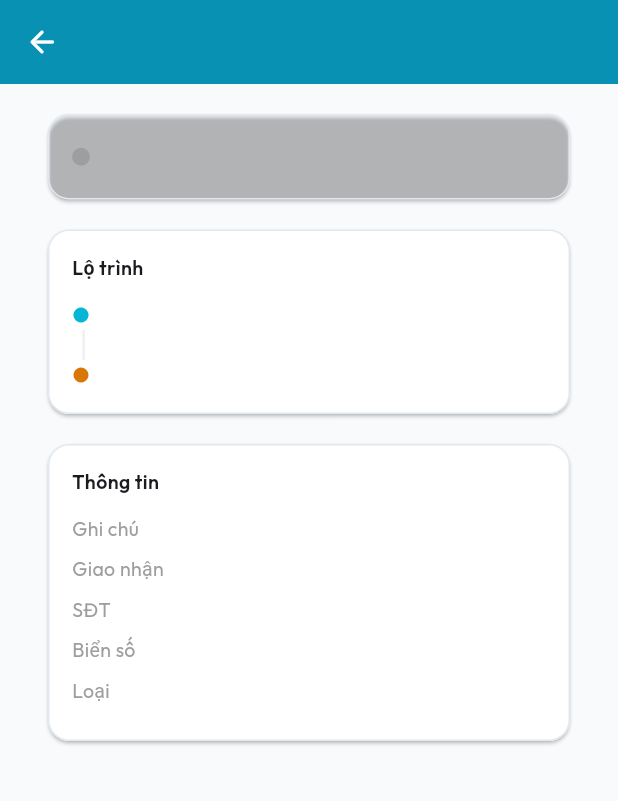
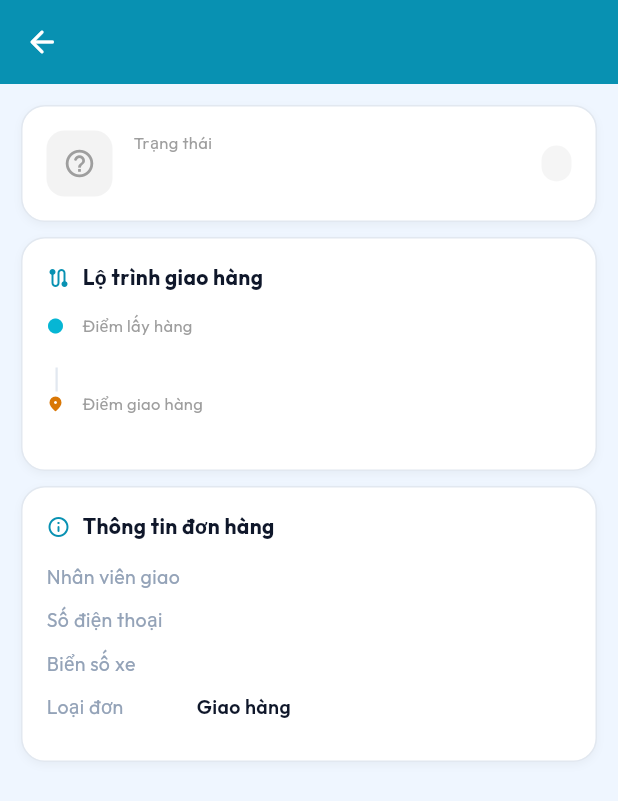
Before and after one commit to ikalabcas-netizen/adc-delivery-system, a Flutter app: the OrderDetailScreen screen opened directly with empty values, on a phone screen of 412 x 824 dp. Shown: the top 801 px of the screen. Run offline on Flutter 3.47's test engine with Material 3 defaults, Android fonts, the phone set to English and light mode, and no system bars; our stand-ins replace flutter_image_compress, flutter_riverpod, geolocator, go_router, google_fonts, google_sign_in and 2 more; accounts and stored records are empty.

Commit message:
feat: restyle mobile cards to Voucher-card design + OrderDetail light theme Vietnamese - _AvailableCard: 44px amber icon box, rounded 16, Cyan button - _AssignedCard: 44px cyan icon box, rounded 16, consistent border - _TripCard: flat icon box, rounded 16, border E2E8F0 - OrderDetailScreen: light bg EFF6FF, Voucher-card containers, full Vietnamese labels

```diff
--- a/apps/mobile_app/lib/features/orders/order_detail_screen.dart
+++ b/apps/mobile_app/lib/features/orders/order_detail_screen.dart
@@ -1,9 +1,10 @@
 import 'package:flutter/material.dart';
 import 'package:supabase_flutter/supabase_flutter.dart';
 import 'package:go_router/go_router.dart';
+import 'package:google_fonts/google_fonts.dart';
 import '../../core/theme.dart';
 
-/// Order detail — full info + action buttons (start delivery, confirm, reject)
+/// Chi tiết đơn hàng — giao diện sáng, tiếng Việt đầy đủ
 class OrderDetailScreen extends StatefulWidget {
   final String orderId;
   const OrderDetailScreen({super.key, required this.orderId});
@@ -66,29 +67,20 @@ class _OrderDetailScreenState extends State<OrderDetailScreen> {
     setState(() => _acting = true);
     try {
       final updates = <String, dynamic>{'status': newStatus};
-
-      // If rejecting or failed → unassign and return to pending
       if (newStatus == 'pending') {
         updates['assigned_to'] = null;
         if (reason != null) updates['rejection_note'] = reason;
       }
-
-      await _supabase
-          .from('orders')
-          .update(updates)
-          .eq('id', widget.orderId);
-
+      await _supabase.from('orders').update(updates).eq('id', widget.orderId);
       if (mounted) {
         ScaffoldMessenger.of(context).showSnackBar(
-          SnackBar(content: Text('✓ Cập nhật thành công')),
+          const SnackBar(content: Text('✓ Cập nhật thành công'), backgroundColor: Color(0xFF059669)),
         );
       }
       _fetch();
     } catch (e) {
       if (mounted) {
-        ScaffoldMessenger.of(context).showSnackBar(
-          SnackBar(content: Text('Lỗi: $e')),
-        );
+        ScaffoldMessenger.of(context).showSnackBar(SnackBar(content: Text('Lỗi: $e')));
       }
     } finally {
       if (mounted) setState(() => _acting = false);
@@ -100,26 +92,32 @@ class _OrderDetailScreenState extends State<OrderDetailScreen> {
     final reason = await showDialog<String>(
       context: context,
       builder: (ctx) => AlertDialog(
-        title: Text(action == 'reject' ? 'Lý do từ chối' : 'Lý do không thành công'),
+        backgroundColor: Colors.white,
+        shape: RoundedRectangleBorder(borderRadius: BorderRadius.circular(16)),
+        title: Text(
+          action == 'reject' ? 'Lý do từ chối' : 'Lý do không thành công',
+          style: GoogleFonts.outfit(fontWeight: FontWeight.w700, fontSize: 16, color: const Color(0xFF0F172A)),
+        ),
         content: TextField(
           controller: controller,
-          decoration: const InputDecoration(
+          decoration: InputDecoration(
             hintText: 'Nhập lý do...',
+            hintStyle: const TextStyle(color: Color(0xFF94A3B8)),
+            border: OutlineInputBorder(borderRadius: BorderRadius.circular(10)),
+            focusedBorder: OutlineInputBorder(
+              borderRadius: BorderRadius.circular(10),
+              borderSide: const BorderSide(color: Color(0xFF06B6D4), width: 2),
+            ),
           ),
           maxLines: 3,
           autofocus: true,
         ),
         actions: [
-          TextButton(
-            onPressed: () => Navigator.pop(ctx),
-            child: const Text('Huỷ'),
-          ),
+          TextButton(onPressed: () => Navigator.pop(ctx), child: const Text('Huỷ')),
           FilledButton(
             onPressed: () {
               if (controller.text.trim().isEmpty) {
-                ScaffoldMessenger.of(ctx).showSnackBar(
-                  const SnackBar(content: Text('Vui lòng nhập lý do')),
-                );
+                ScaffoldMessenger.of(ctx).showSnackBar(const SnackBar(content: Text('Vui lòng nhập lý do')));
                 return;
               }
               Navigator.pop(ctx, controller.text.trim());
@@ -129,7 +127,6 @@ class _OrderDetailScreenState extends State<OrderDetailScreen> {
         ],
       ),
     );
-
     if (reason != null && reason.isNotEmpty) {
       _updateStatus('pending', reason: reason);
     }
@@ -137,11 +134,11 @@ class _OrderDetailScreenState extends State<OrderDetailScreen> {
 
   @override
   Widget build(BuildContext context) {
-    final cs = Theme.of(context).colorScheme;
-
     return Scaffold(
+      backgroundColor: const Color(0xFFEFF6FF),
       appBar: AppBar(
-        title: Text(_order?['code']?.toString() ?? 'Chi tiết đơn'),
+        title: Text(_order?['code']?.toString() ?? 'Chi tiết đơn',
+            style: GoogleFonts.outfit(fontWeight: FontWeight.w700)),
         leading: IconButton(
           icon: const Icon(Icons.arrow_back_rounded),
           onPressed: () => context.go('/orders'),
@@ -154,250 +151,221 @@ class _OrderDetailScreenState extends State<OrderDetailScreen> {
               : RefreshIndicator(
                   onRefresh: _fetch,
                   child: ListView(
-                    padding: const EdgeInsets.all(16),
+                    padding: const EdgeInsets.all(14),
                     children: [
-                      _buildStatusCard(cs),
-                      const SizedBox(height: 12),
-                      _buildRouteCard(cs),
-                      const SizedBox(height: 12),
-                      _buildInfoCard(cs),
-                      const SizedBox(height: 12),
-                      _buildActions(cs),
+                      _buildStatusCard(),
+                      const SizedBox(height: 10),
+                      _buildRouteCard(),
+                      const SizedBox(height: 10),
+                      _buildInfoCard(),
+                      const SizedBox(height: 10),
+                      _buildActions(),
+                      if (_events.isNotEmpty) ...[
+                        const SizedBox(height: 10),
+                        _buildTimeline(),
+                      ],
                       const SizedBox(height: 20),
-                      _buildTimeline(cs),
                     ],
                   ),
                 ),
     );
   }
 
-  Widget _buildStatusCard(ColorScheme cs) {
+  // ─── Card container (Voucher style) ─────────────────────
+  Widget _card({required Widget child}) => Container(
+    decoration: BoxDecoration(
+      color: Colors.white,
+      borderRadius: BorderRadius.circular(16),
+      border: Border.all(color: const Color(0xFFE2E8F0)),
+      boxShadow: [BoxShadow(color: Colors.black.withValues(alpha: 0.04), blurRadius: 4, offset: const Offset(0, 2))],
+    ),
+    padding: const EdgeInsets.all(16),
+    child: child,
+  );
+
+  Widget _buildStatusCard() {
     final status = _order!['status'] as String? ?? 'pending';
     final color = AppTheme.statusColors[status] ?? Colors.grey;
     final label = AppTheme.statusLabels[status] ?? status;
 
-    return Card(
-      color: color.withValues(alpha: 0.08),
-      child: Padding(
-        padding: const EdgeInsets.all(16),
-        child: Row(
-          children: [
+    return _card(
+      child: Row(children: [
         Container(
-              width: 12,
-              height: 12,
+          width: 44, height: 44,
           decoration: BoxDecoration(
-                color: color,
-                shape: BoxShape.circle,
+            color: color.withValues(alpha: 0.12),
+            borderRadius: BorderRadius.circular(12),
           ),
+          child: Icon(_statusIcon(status), size: 22, color: color),
         ),
-            const SizedBox(width: 12),
-            Text(
-              label,
-              style: TextStyle(
-                fontSize: 18,
-                fontWeight: FontWeight.w700,
-                color: color,
+        const SizedBox(width: 14),
+        Column(crossAxisAlignment: CrossAxisAlignment.start, children: [
+          Text('Trạng thái', style: TextStyle(fontSize: 11, color: Colors.grey[500])),
+          const SizedBox(height: 2),
+          Text(label, style: GoogleFonts.outfit(fontSize: 17, fontWeight: FontWeight.w700, color: color)),
+        ]),
+        const Spacer(),
+        Container(
+          padding: const EdgeInsets.symmetric(horizontal: 10, vertical: 4),
+          decoration: BoxDecoration(color: color.withValues(alpha: 0.1), borderRadius: BorderRadius.circular(20)),
+          child: Text(label, style: TextStyle(fontSize: 11, fontWeight: FontWeight.w700, color: color)),
         ),
-            ),
-          ],
-        ),
-      ),
+      ]),
     );
   }
 
-  Widget _buildRouteCard(ColorScheme cs) {
+  IconData _statusIcon(String status) {
+    switch (status) {
+      case 'pending':    return Icons.hourglass_empty_rounded;
+      case 'assigned':   return Icons.person_pin_rounded;
+      case 'staging':    return Icons.inventory_2_outlined;
+      case 'in_transit': return Icons.local_shipping_rounded;
+      case 'delivered':  return Icons.check_circle_rounded;
+      case 'failed':     return Icons.cancel_rounded;
+      case 'cancelled':  return Icons.block_rounded;
+      default:           return Icons.help_outline_rounded;
+    }
+  }
+
+  Widget _buildRouteCard() {
     final pickup = _order!['pickup_location'] as Map<String, dynamic>?;
     final delivery = _order!['delivery_location'] as Map<String, dynamic>?;
 
-    return Card(
-      child: Padding(
-        padding: const EdgeInsets.all(16),
-        child: Column(
-          crossAxisAlignment: CrossAxisAlignment.start,
-          children: [
-            const Text('Lộ trình',
-                style: TextStyle(fontSize: 13, fontWeight: FontWeight.w600)),
-            const SizedBox(height: 12),
-            _locationRow(
-              Icons.circle, const Color(0xFF06B6D4),
-              pickup?['name'] ?? '—',
-              pickup?['address'] ?? '',
+    return _card(
+      child: Column(crossAxisAlignment: CrossAxisAlignment.start, children: [
+        Row(children: [
+          const Icon(Icons.route_rounded, size: 16, color: Color(0xFF0891B2)),
+          const SizedBox(width: 8),
+          Text('Lộ trình giao hàng', style: GoogleFonts.outfit(fontSize: 14, fontWeight: FontWeight.w700, color: const Color(0xFF0F172A))),
+        ]),
+        const SizedBox(height: 14),
+        _locationRow(Icons.circle, const Color(0xFF06B6D4), 'Điểm lấy hàng',
+            pickup?['name'] ?? '—', pickup?['address'] ?? ''),
+        Padding(
+          padding: const EdgeInsets.only(left: 6),
+          child: Container(width: 1.5, height: 16, color: const Color(0xFFE2E8F0)),
         ),
-            Container(
-              width: 1.5, height: 20,
-              margin: const EdgeInsets.only(left: 7),
-              color: Colors.grey[200],
-            ),
-            _locationRow(
-              Icons.circle, const Color(0xFFD97706),
-              delivery?['name'] ?? '—',
-              delivery?['address'] ?? '',
-            ),
-          ],
-        ),
-      ),
+        _locationRow(Icons.location_on_rounded, const Color(0xFFD97706), 'Điểm giao hàng',
+            delivery?['name'] ?? '—', delivery?['address'] ?? ''),
+      ]),
     );
   }
 
-  Widget _locationRow(IconData icon, Color color, String name, String address) {
-    return Row(
-      crossAxisAlignment: CrossAxisAlignment.start,
-      children: [
+  Widget _locationRow(IconData icon, Color color, String label, String name, String address) {
+    return Row(crossAxisAlignment: CrossAxisAlignment.start, children: [
       Padding(
-          padding: const EdgeInsets.only(top: 4),
+        padding: const EdgeInsets.only(top: 2),
         child: Icon(icon, size: 12, color: color),
       ),
       const SizedBox(width: 12),
-        Expanded(
-          child: Column(
-            crossAxisAlignment: CrossAxisAlignment.start,
-            children: [
-              Text(name,
-                  style: const TextStyle(fontSize: 14, fontWeight: FontWeight.w600)),
+      Expanded(child: Column(crossAxisAlignment: CrossAxisAlignment.start, children: [
+        Text(label, style: TextStyle(fontSize: 11, color: Colors.grey[500])),
+        Text(name, style: GoogleFonts.outfit(fontSize: 14, fontWeight: FontWeight.w600, color: const Color(0xFF0F172A))),
         if (address.isNotEmpty)
-                Text(address,
-                    style: TextStyle(fontSize: 12, color: Colors.grey[500])),
+          Text(address, style: TextStyle(fontSize: 12, color: Colors.grey[500])),
+      ])),
+    ]);
+  }
+
+  Widget _buildInfoCard() {
+    final driver = _order!['assigned_driver'] as Map<String, dynamic>?;
+
+    return _card(
+      child: Column(crossAxisAlignment: CrossAxisAlignment.start, children: [
+        Row(children: [
+          const Icon(Icons.info_outline_rounded, size: 16, color: Color(0xFF0891B2)),
+          const SizedBox(width: 8),
+          Text('Thông tin đơn hàng', style: GoogleFonts.outfit(fontSize: 14, fontWeight: FontWeight.w700, color: const Color(0xFF0F172A))),
+        ]),
+        const SizedBox(height: 14),
+        if (_order!['note'] != null && _order!['note'].toString().isNotEmpty)
+          _infoRow('Ghi chú', _order!['note'].toString()),
+        if (driver != null) ...[
+          _infoRow('Nhân viên giao', driver['full_name'] ?? '—'),
+          if (driver['phone'] != null)
+            _infoRow('Số điện thoại', driver['phone']),
+          if (driver['vehicle_plate'] != null)
+            _infoRow('Biển số xe', driver['vehicle_plate']),
         ],
-          ),
-        ),
-      ],
+        _infoRow('Loại đơn', _order!['type']?.toString() == 'pickup' ? 'Lấy hàng' : 'Giao hàng'),
+        if (_order!['extra_fee'] != null && (_order!['extra_fee'] as num) > 0)
+          _infoRow('Phụ phí', '${_order!['extra_fee']} ₫'),
+      ]),
     );
   }
 
-  Widget _buildInfoCard(ColorScheme cs) {
-    final driver = _order!['assigned_driver'] as Map<String, dynamic>?;
+  Widget _infoRow(String label, String value) => Padding(
+    padding: const EdgeInsets.only(bottom: 10),
+    child: Row(crossAxisAlignment: CrossAxisAlignment.start, children: [
+      SizedBox(
+        width: 100,
+        child: Text(label, style: GoogleFonts.outfit(fontSize: 13, color: const Color(0xFF94A3B8))),
+      ),
+      Expanded(child: Text(value, style: GoogleFonts.outfit(fontSize: 13, fontWeight: FontWeight.w600, color: const Color(0xFF0F172A)))),
+    ]),
+  );
 
-    return Card(
-      child: Padding(
-        padding: const EdgeInsets.all(16),
-        child: Column(
-          crossAxisAlignment: CrossAxisAlignment.start,
-          children: [
-            const Text('Thông tin',
-                style: TextStyle(fontSize: 13, fontWeight: FontWeight.w600)),
-            const SizedBox(height: 12),
-            if (_order!['note'] != null)
-              _infoRow('Ghi chú', _order!['note'].toString()),
-            if (driver != null) ...[
-              _infoRow('Giao nhận', driver['full_name'] ?? '—'),
-              if (driver['phone'] != null)
-                _infoRow('SĐT', driver['phone']),
-              if (driver['vehicle_plate'] != null)
-                _infoRow('Biển số', driver['vehicle_plate']),
-            ],
-            _infoRow('Loại', _order!['type']?.toString() ?? 'delivery'),
-          ],
-        ),
-      ),
-    );
-  }
-
-  Widget _infoRow(String label, String value) {
-    return Padding(
-      padding: const EdgeInsets.only(bottom: 8),
-      child: Row(
-        crossAxisAlignment: CrossAxisAlignment.start,
-        children: [
-          SizedBox(
-            width: 80,
-            child: Text(label,
-                style: TextStyle(fontSize: 13, color: Colors.grey[500])),
-          ),
-          Expanded(
-            child: Text(value, style: const TextStyle(fontSize: 13)),
-          ),
-        ],
-      ),
-    );
-  }
-
-  Widget _buildActions(ColorScheme cs) {
+  Widget _buildActions() {
     final status = _order!['status'] as String? ?? 'pending';
     final userId = _supabase.auth.currentUser?.id;
     final isMyOrder = _order!['assigned_to'] == userId;
 
     if (!isMyOrder && status != 'pending') return const SizedBox.shrink();
 
-    return Column(
-      children: [
-        // Claim (if pending and not mine)
+    return Column(children: [
       if (status == 'pending' && !isMyOrder)
-          SizedBox(
-            width: double.infinity,
-            height: 50,
+        _actionButton('Nhận đơn này', Icons.add_task_rounded, const Color(0xFF0891B2), () => _updateStatus('assigned')),
+
+      if (status == 'assigned' && isMyOrder) ...[
+        _actionButton('Bắt đầu giao hàng', Icons.local_shipping_rounded, const Color(0xFF0891B2), () => _updateStatus('in_transit')),
+        const SizedBox(height: 8),
+        _outlineButton('Từ chối đơn', Icons.undo_rounded, const Color(0xFFDC2626), () => _showReasonDialog('reject')),
+      ],
+
+      if (status == 'in_transit' && isMyOrder) ...[
+        _actionButton('Giao thành công', Icons.check_circle_rounded, const Color(0xFF059669), () => _updateStatus('delivered')),
+        const SizedBox(height: 8),
+        _outlineButton('Giao không thành công', Icons.cancel_rounded, const Color(0xFFD97706), () => _showReasonDialog('fail')),
+      ],
+    ]);
+  }
+
+  Widget _actionButton(String text, IconData icon, Color color, VoidCallback onPressed) => SizedBox(
+    width: double.infinity, height: 50,
     child: FilledButton.icon(
-              onPressed: _acting ? null : () => _updateStatus('assigned'),
-              icon: const Icon(Icons.add_task_rounded),
-              label: Text(_acting ? 'Đang xử lý...' : 'Nhận đơn này'),
+      onPressed: _acting ? null : onPressed,
+      icon: Icon(icon, size: 18),
+      label: Text(_acting ? 'Đang xử lý...' : text, style: GoogleFonts.outfit(fontWeight: FontWeight.w700)),
+      style: FilledButton.styleFrom(
+        backgroundColor: color,
+        shape: RoundedRectangleBorder(borderRadius: BorderRadius.circular(12)),
       ),
     ),
+  );
 
-        // Start delivery
-        if (status == 'assigned' && isMyOrder) ...[
-          SizedBox(
-            width: double.infinity,
-            height: 50,
-            child: FilledButton.icon(
-              onPressed: _acting ? null : () => _updateStatus('in_transit'),
-              icon: const Icon(Icons.local_shipping_rounded),
-              label: Text(_acting ? 'Đang xử lý...' : 'Bắt đầu giao'),
+  Widget _outlineButton(String text, IconData icon, Color color, VoidCallback onPressed) => SizedBox(
+    width: double.infinity, height: 50,
+    child: OutlinedButton.icon(
+      onPressed: _acting ? null : onPressed,
+      icon: Icon(icon, size: 18),
+      label: Text(text, style: GoogleFonts.outfit(fontWeight: FontWeight.w600)),
+      style: OutlinedButton.styleFrom(
+        foregroundColor: color,
+        side: BorderSide(color: color.withValues(alpha: 0.3)),
+        shape: RoundedRectangleBorder(borderRadius: BorderRadius.circular(12)),
       ),
     ),
-          const SizedBox(height: 8),
-          SizedBox(
-            width: double.infinity,
-            height: 50,
-            child: OutlinedButton.icon(
-              onPressed: _acting ? null : () => _showReasonDialog('reject'),
-              icon: const Icon(Icons.undo_rounded),
-              label: const Text('Từ chối đơn'),
-              style: OutlinedButton.styleFrom(foregroundColor: Colors.red),
-            ),
-          ),
-        ],
+  );
 
-        // Confirm delivery or fail
-        if (status == 'in_transit' && isMyOrder) ...[
-          SizedBox(
-            width: double.infinity,
-            height: 50,
-            child: FilledButton.icon(
-              onPressed: _acting ? null : () => _updateStatus('delivered'),
-              icon: const Icon(Icons.check_circle_rounded),
-              label: Text(_acting ? 'Đang xử lý...' : 'Giao thành công'),
-              style: FilledButton.styleFrom(
-                backgroundColor: const Color(0xFF059669),
-              ),
-            ),
-          ),
-          const SizedBox(height: 8),
-          SizedBox(
-            width: double.infinity,
-            height: 50,
-            child: OutlinedButton.icon(
-              onPressed: _acting ? null : () => _showReasonDialog('fail'),
-              icon: const Icon(Icons.cancel_rounded),
-              label: const Text('Không thành công'),
-              style: OutlinedButton.styleFrom(foregroundColor: Colors.orange),
-            ),
-          ),
-        ],
-      ],
-    );
-  }
-
-  Widget _buildTimeline(ColorScheme cs) {
-    if (_events.isEmpty) return const SizedBox.shrink();
-
-    return Card(
-      child: Padding(
-        padding: const EdgeInsets.all(16),
-        child: Column(
-          crossAxisAlignment: CrossAxisAlignment.start,
-          children: [
-            const Text('Lịch sử',
-                style: TextStyle(fontSize: 13, fontWeight: FontWeight.w600)),
-            const SizedBox(height: 12),
+  Widget _buildTimeline() {
+    return _card(
+      child: Column(crossAxisAlignment: CrossAxisAlignment.start, children: [
+        Row(children: [
+          const Icon(Icons.timeline_rounded, size: 16, color: Color(0xFF0891B2)),
+          const SizedBox(width: 8),
+          Text('Lịch sử đơn hàng', style: GoogleFonts.outfit(fontSize: 14, fontWeight: FontWeight.w700, color: const Color(0xFF0F172A))),
+        ]),
+        const SizedBox(height: 14),
         ..._events.map((e) {
           final actor = e['actor'] as Map<String, dynamic>?;
           final dt = DateTime.tryParse(e['created_at']?.toString() ?? '');
@@ -406,27 +374,18 @@ class _OrderDetailScreenState extends State<OrderDetailScreen> {
               : '';
 
           return Padding(
-                padding: const EdgeInsets.only(bottom: 10),
-                child: Row(
-                  crossAxisAlignment: CrossAxisAlignment.start,
-                  children: [
+            padding: const EdgeInsets.only(bottom: 12),
+            child: Row(crossAxisAlignment: CrossAxisAlignment.start, children: [
               Container(
-                      width: 8,
-                      height: 8,
+                width: 8, height: 8,
                 margin: const EdgeInsets.only(top: 5),
-                      decoration: BoxDecoration(
-                        color: cs.primary,
-                        shape: BoxShape.circle,
-                      ),
+                decoration: const BoxDecoration(color: Color(0xFF06B6D4), shape: BoxShape.circle),
               ),
               const SizedBox(width: 12),
-                    Expanded(
-                      child: Column(
-                        crossAxisAlignment: CrossAxisAlignment.start,
-                        children: [
+              Expanded(child: Column(crossAxisAlignment: CrossAxisAlignment.start, children: [
                 Text(
-                            e['description']?.toString() ?? e['event_type']?.toString() ?? '—',
-                            style: const TextStyle(fontSize: 13),
+                  _translateEvent(e['description']?.toString() ?? e['event_type']?.toString() ?? '—'),
+                  style: GoogleFonts.outfit(fontSize: 13, fontWeight: FontWeight.w600, color: const Color(0xFF0F172A)),
                 ),
                 Text(
                   '${actor?['full_name'] ?? '—'} · $timeStr',
@@ -434,26 +393,28 @@ class _OrderDetailScreenState extends State<OrderDetailScreen> {
                 ),
                 if (e['note'] != null && e['note'].toString().isNotEmpty)
                   Padding(
-                              padding: const EdgeInsets.only(top: 2),
-                              child: Text(
-                                '💬 ${e['note']}',
-                                style: TextStyle(
-                                  fontSize: 11,
-                                  fontStyle: FontStyle.italic,
-                                  color: Colors.grey[500],
+                    padding: const EdgeInsets.only(top: 3),
+                    child: Text('💬 ${e['note']}',
+                        style: TextStyle(fontSize: 11, fontStyle: FontStyle.italic, color: Colors.grey[500])),
                   ),
-                              ),
-                            ),
-                        ],
-                      ),
-                    ),
-                  ],
-                ),
+              ])),
+            ]),
           );
         }),
-          ],
-        ),
-      ),
+      ]),
     );
   }
+
+  String _translateEvent(String event) {
+    final map = {
+      'created': 'Tạo đơn',
+      'assigned': 'Đã gán giao nhận',
+      'in_transit': 'Bắt đầu giao',
+      'delivered': 'Giao thành công',
+      'failed': 'Giao thất bại',
+      'cancelled': 'Đã huỷ đơn',
+      'status_change': 'Thay đổi trạng thái',
+    };
+    return map[event] ?? event;
   }
+}
```
Also changed, not shown: apps/mobile_app/lib/features/orders/orders_screen.dart (+72 -48 lines), apps/mobile_app/lib/features/trips/trips_screen.dart (+30 -37 lines). Lines whose indentation alone changed are shown as unchanged.
